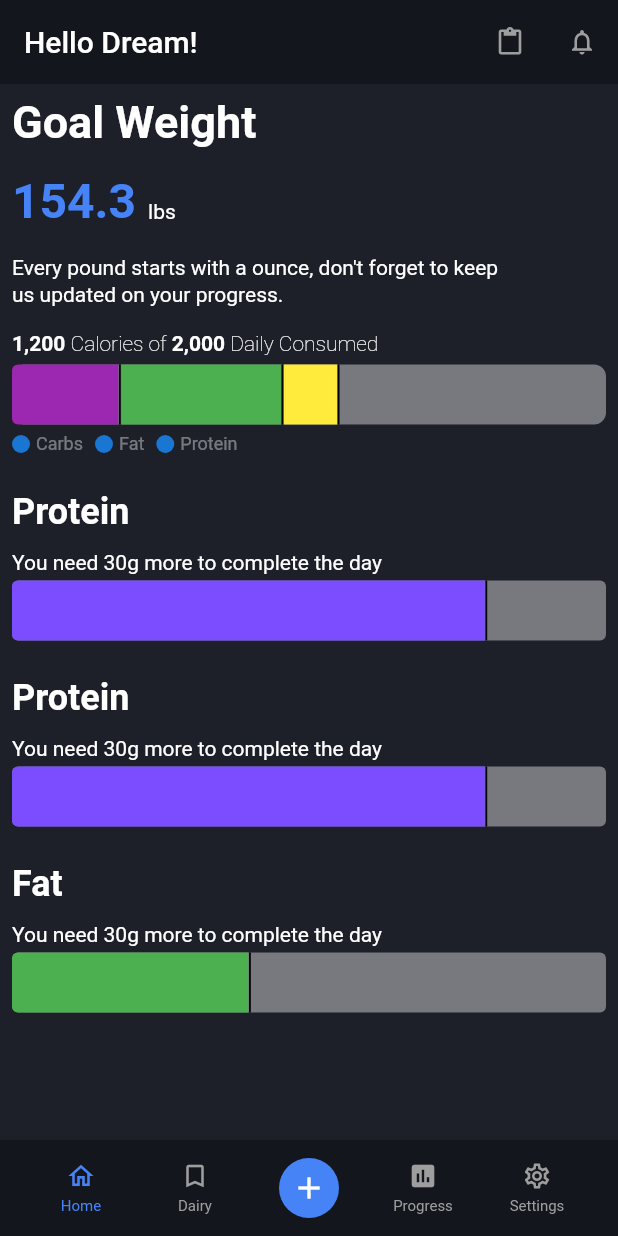
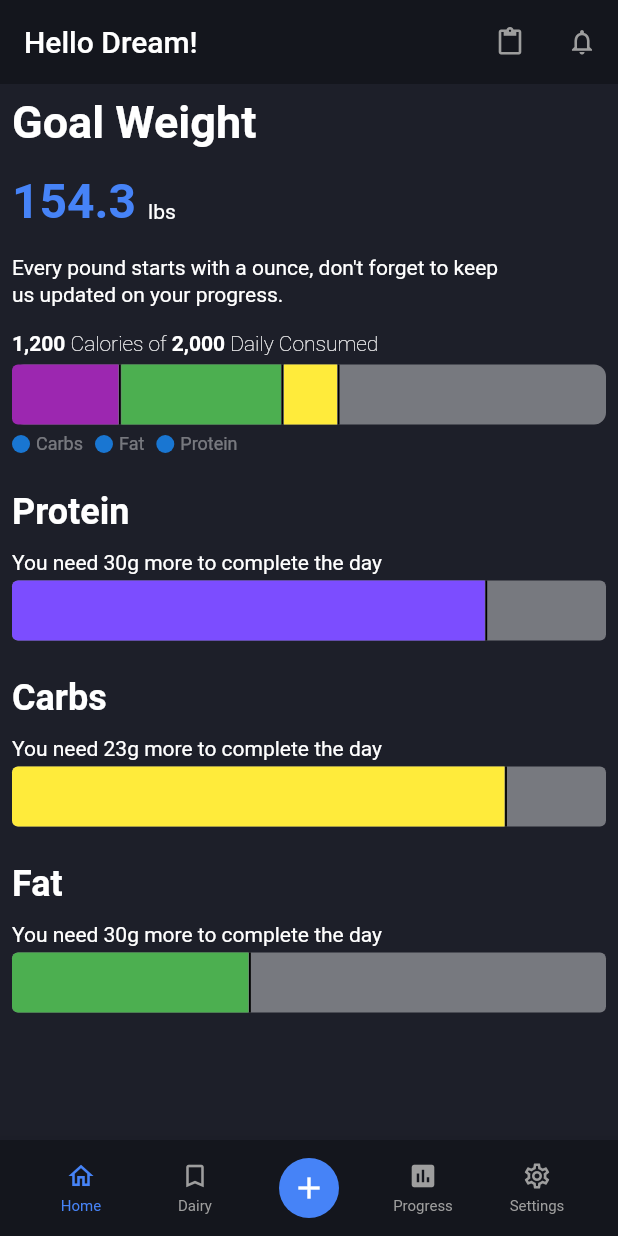
Before and after one commit to JAICHANGPARK/flutter_notebook_18th_story, a Flutter app: the screen it shows after launch, on a phone screen of 412 x 824 dp. Run offline on Flutter 3.47's test engine with Material 2 defaults, Android fonts, the phone set to English and light mode, and no system bars; our stand-ins replace cached_network_image, flutter_lorem, flutter_riverpod, flutter_svg, freezed_annotation, go_router and 3 more.

Commit message:
Update calorie_tracking_home_page.dart

```diff
--- a/lib/ep1076_calorie_tracking_app/src/ui/calorie_tracking_home_page.dart
+++ b/lib/ep1076_calorie_tracking_app/src/ui/calorie_tracking_home_page.dart
@@ -299,7 +299,7 @@ class _CalorieTrackingHomePageState extends State<CalorieTrackingHomePage> {
                   crossAxisAlignment: CrossAxisAlignment.start,
                   children: [
                     Text(
-                      "Protein",
+                      "Carbs",
                       style: TextStyle(
                         fontWeight: FontWeight.bold,
                         color: Colors.white,
@@ -310,7 +310,7 @@ class _CalorieTrackingHomePageState extends State<CalorieTrackingHomePage> {
                       height: 12,
                     ),
                     Text(
-                      "You need 30g more to complete the day",
+                      "You need 23g more to complete the day",
                       style: TextStyle(
                         color: Colors.white,
                       ),
@@ -327,10 +327,10 @@ class _CalorieTrackingHomePageState extends State<CalorieTrackingHomePage> {
                         child: Row(
                           children: [
                             Flexible(
-                              flex: 8,
+                              flex: 10,
                               child: Container(
                                 decoration: BoxDecoration(
-                                    color: Colors.deepPurpleAccent,
+                                    color: Colors.yellow,
                                     borderRadius: BorderRadius.only(
                                       topLeft: Radius.circular(4),
                                       bottomLeft: Radius.circular(4),
```
